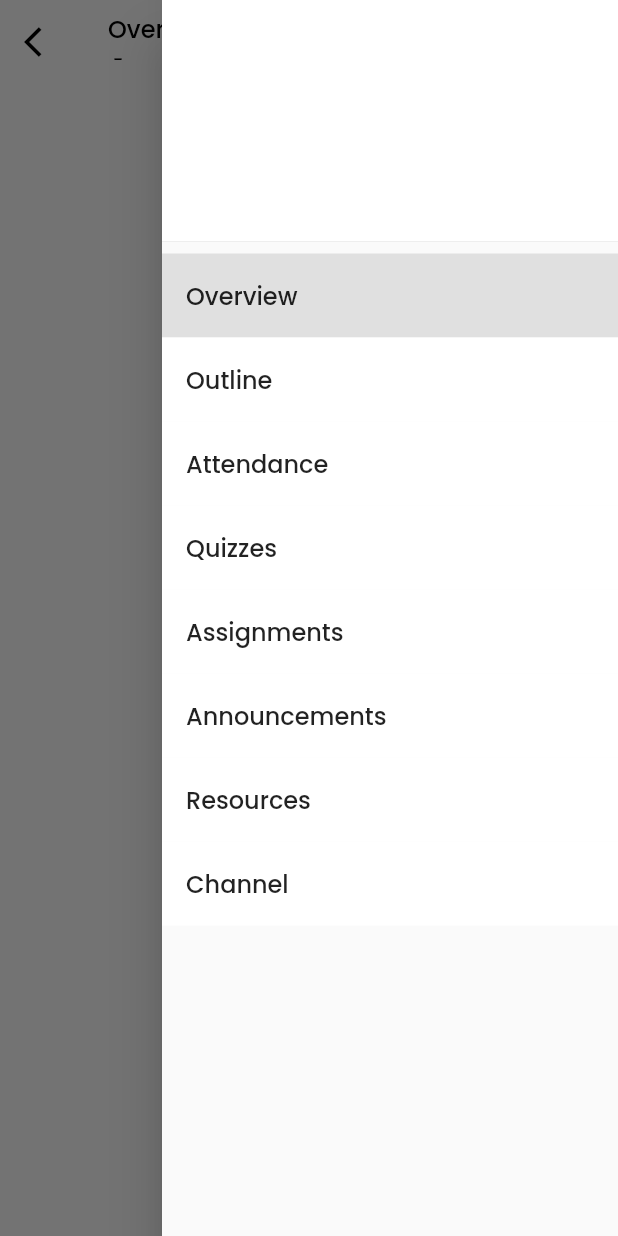
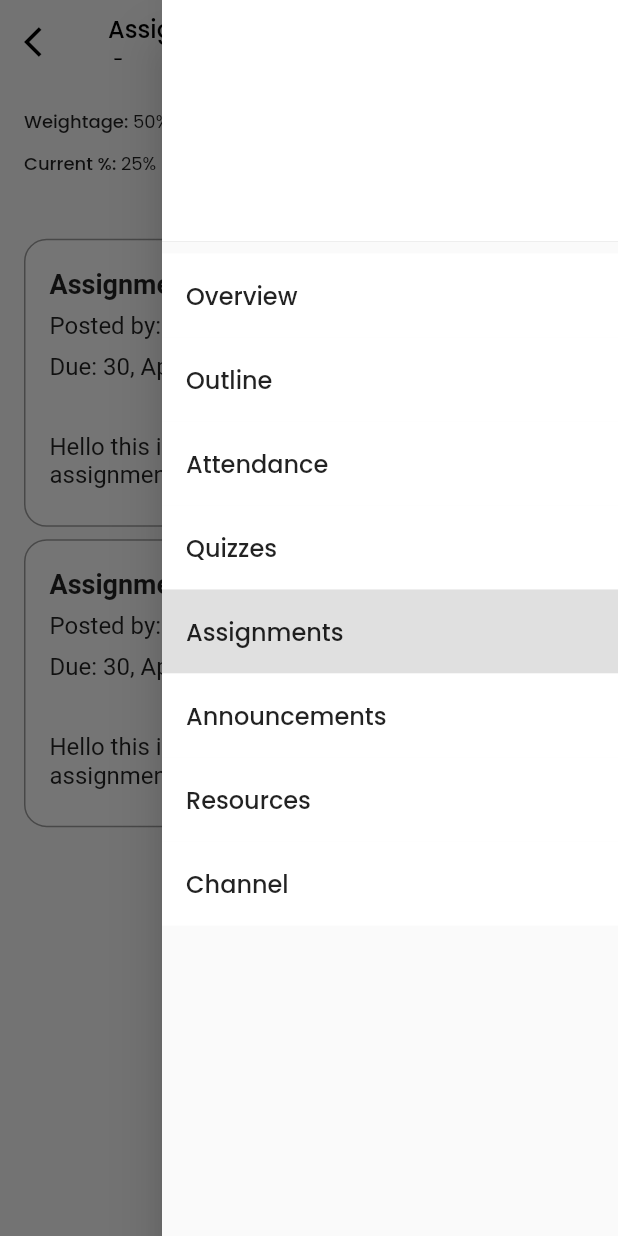
Before and after one commit to FYP-LMS-2023/front-end, a Flutter app: the CourseMainPage screen opened directly with empty values, with the side drawer open, on a phone screen of 412 x 824 dp. Run offline on Flutter 3.47's test engine with Material 2 defaults, Android fonts, the phone set to English and light mode, and no system bars; our stand-ins replace google_fonts.

Commit message:
Feat: Added adjustable height option

```diff
--- a/lib/views/screens/assignment_list_page.dart
+++ b/lib/views/screens/assignment_list_page.dart
@@ -1,12 +1,132 @@
 import 'package:flutter/material.dart';
+import 'package:front_end/constants/fonts.dart';
+import 'package:front_end/views/screens/assignment_page.dart';
+import 'package:front_end/views/widgets/cards.dart';
 
 class AssignmentListPage extends StatelessWidget {
   const AssignmentListPage({super.key});
 
   @override
   Widget build(BuildContext context) {
-    return const Center(
-      child: Text("Assignment List Page"),
+    return SingleChildScrollView(
+      child: Center(
+        child: Padding(
+          padding: const EdgeInsets.all(16.0),
+          child: Column(
+            children: <Widget>[
+              buildStats(),
+              SizedBox(
+                height: MediaQuery.of(context).size.height * 0.05,
+              ),
+              SizedBox(
+                height: MediaQuery.of(context).size.height * 0.3,
+                child: ListView.builder(
+                  scrollDirection: Axis.vertical,
+                  clipBehavior: Clip.none,
+                  itemCount: 2,
+                  itemBuilder: (context, index) {
+                    return Column(
+                      children: [
+                        CourseOverviewCard(
+                          type: "assignment",
+                          title: 'Assignment ${index + 1}',
+                          date: DateTime.now(),
+                          postedBy: "Umair Azfar",
+                          description:
+                              "Hello this is a test description for the assignments",
+                          status: "open",
+                          onClick: () {
+                            Navigator.of(context).push(
+                              MaterialPageRoute(
+                                builder: (context) => const AssignmentPage(),
+                              ),
+                            );
+                          },
+                        ),
+                        SizedBox(
+                          height: MediaQuery.of(context).size.height * 0.01,
+                        ),
+                      ],
+                    );
+                  },
+                ),
+              ),
+            ],
+          ),
+        ),
+      ),
+    );
+  }
+
+  Row buildStats() {
+    return Row(
+      mainAxisAlignment: MainAxisAlignment.spaceBetween,
+      children: <Widget>[
+        Column(
+          crossAxisAlignment: CrossAxisAlignment.start,
+          children: <Widget>[
+            Row(
+              children: [
+                Text(
+                  "Weightage: ",
+                  style: Styles.labelMedium,
+                ),
+                Text(
+                  "50%",
+                  style: Styles.bodySmall,
+                ),
+              ],
+            ),
+            const SizedBox(
+              height: 10,
+            ),
+            Row(
+              children: [
+                Text(
+                  "Current %: ",
+                  style: Styles.labelMedium,
+                ),
+                Text(
+                  "25%",
+                  style: Styles.bodySmall,
+                ),
+              ],
+            ),
+          ],
+        ),
+        Column(
+          crossAxisAlignment: CrossAxisAlignment.end,
+          children: <Widget>[
+            Row(
+              children: [
+                Text(
+                  "Points Obtained: ",
+                  style: Styles.labelMedium,
+                ),
+                Text(
+                  "100",
+                  style: Styles.bodySmall,
+                ),
+              ],
+            ),
+            const SizedBox(
+              height: 10,
+            ),
+            Row(
+              children: [
+                Text(
+                  "Total Points: ",
+                  style: Styles.labelMedium,
+                ),
+                Text(
+                  "50",
+                  style: Styles.bodySmall,
+                ),
+              ],
+            ),
+          ],
+        ),
+      ],
     );
   }
 }
--- a/lib/views/screens/assignment_page.dart
+++ b/lib/views/screens/assignment_page.dart
@@ -1,4 +1,5 @@
 import 'package:flutter/material.dart';
+import 'package:front_end/views/widgets/cards.dart';
 import '../widgets/headers.dart';
 
 class AssignmentPage extends StatelessWidget {
@@ -12,8 +13,14 @@ class AssignmentPage extends StatelessWidget {
         subtitle: "CS150 - Final Year Project",
         onMenuPressed: () {},
       ),
-      body: const Center(
-        child: Text("Assignment Page"),
+      body: SingleChildScrollView(
+        child: Center(
+          child: Column(
+            children: <Widget>[
+              CenteredCard(text: "Closed", height: 0.07, ),
+            ],
+          ),
+        ),
       ),
     );
   }
--- a/lib/views/screens/course_main_page.dart
+++ b/lib/views/screens/course_main_page.dart
@@ -19,7 +19,7 @@ class CourseMainPage extends StatefulWidget {
   CourseMainPage({
     super.key,
     required this.myclass,
-    this.currentTab = "Overview",
+    this.currentTab = "Assignments",
   });
 
   @override
--- a/lib/views/widgets/cards.dart
+++ b/lib/views/widgets/cards.dart
@@ -449,19 +449,21 @@ class CenteredCard extends StatelessWidget {
   final int? number;
   final String text;
   final Icon? icon;
+  final double height;
   const CenteredCard({
     super.key,
     this.number,
     required this.text,
     this.icon,
     this.width = 1,
+    this.height = 0.13,
   });
 
   @override
   Widget build(BuildContext context) {
     return Container(
       width: MediaQuery.of(context).size.width * width,
-      height: MediaQuery.of(context).size.height * 0.13,
+      height: MediaQuery.of(context).size.height * height,
       decoration: BoxDecoration(
         border: Border.all(color: Colors.grey),
         borderRadius: BorderRadius.circular(15.0),
```
